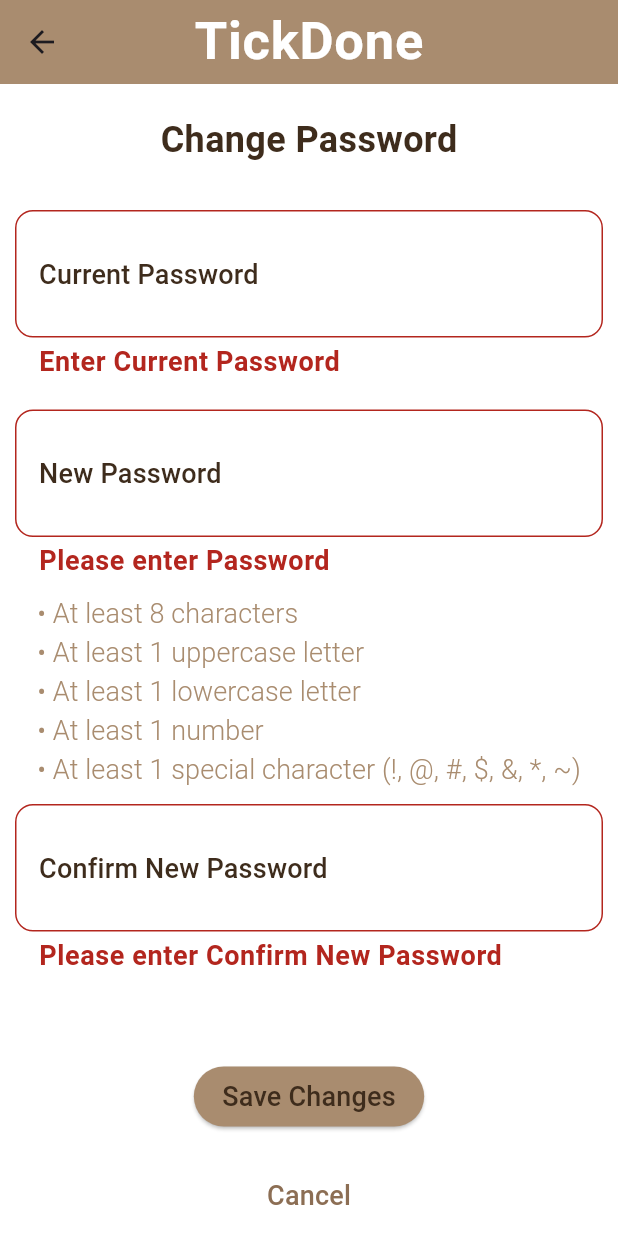
After one commit to NermenHamda77/TickDone, a Flutter app: the ChangePasswordScreen screen opened by its route, after a tap on "Save Changes", on a phone screen of 412 x 824 dp. The commit adds this screen. Run offline on Flutter 3.47's test engine with Material 3 defaults, Android fonts, the phone set to English and light mode, and no system bars; our stand-ins replace cloud_firestore, easy_date_timeline, firebase_auth, firebase_core, google_fonts, shared_preferences; accounts and stored records are empty; generated files the repository leaves out were written again; Roboto replaces fonts that are missing (Italiana).

Commit message:
Add change password to profile tab.

```diff
--- a/lib/firebase_utils/firebase_utils.dart
+++ b/lib/firebase_utils/firebase_utils.dart
@@ -49,6 +49,4 @@
     return querySnapshot.data();
 
   }
-
-
 }
--- a/lib/l10n/app_ar.arb
+++ b/lib/l10n/app_ar.arb
@@ -20,7 +20,7 @@
 "description": "الوصف",
 "date": "التاريخ",
 "home" : "الرئيسية",
-"save" : "حفظ",
+"save_changes" : "حفظ التغييرات",
 "appearance" : "المظهر",
 "profile" : "الملف الشخصي",
 "select_language" : "اختر اللغة",
@@ -45,7 +45,7 @@
 "password_rule_min_length": "8 أحرف على الأقل",
 "joined_on": "تاريخ الانضمام",
 "app_info": "معلومات التطبيق",
-"user_info": "معلومات المستخدم",
 "welcome_back": "مرحبا بعودتك",
-"total_tasks": "إجمالي المهام"
+"total_tasks": "إجمالي المهام",
+"change_password" : "تغيير كلمة المرور"
 }
--- a/lib/l10n/app_en.arb
+++ b/lib/l10n/app_en.arb
@@ -20,7 +20,7 @@
 "description" : "Description",
 "date" : "Date",
 "home" : "Home",
-"save" : "Save",
+"save_changes" : "Save Changes",
 "appearance" : "Appearance",
 "profile" : "Profile",
 "select_language" : "Select Language",
@@ -45,7 +45,7 @@
 "password_rule_min_length": "At least 8 characters",
 "joined_on": "Joined on",
 "app_info": "App Information",
-"user_info": "User Information",
 "welcome_back": "Welcome back",
-"total_tasks": "Total Tasks"
+"total_tasks": "Total Tasks",
+"change_password" : "Change Password"
 }
--- a/lib/main.dart
+++ b/lib/main.dart
@@ -8,6 +8,7 @@
 import 'package:tick_done_app/edit_task/edit_task_screen.dart';
 import 'package:tick_done_app/home/home_screen.dart';
 import 'package:tick_done_app/new_task/add_new_task_screen.dart';
+import 'package:tick_done_app/profile/change_password_screen.dart';
 import 'package:tick_done_app/providers/app_config_provider.dart';
 import 'package:tick_done_app/providers/auth_user_provider.dart';
 import 'package:tick_done_app/providers/tasks_provider.dart';
@@ -55,6 +56,8 @@
         EditTaskScreen.routeName: (context) => EditTaskScreen(),
         SignUpScreen.routeName: (context) => SignUpScreen(),
         LoginScreen.routeName: (context) => LoginScreen(),
+        ChangePasswordScreen.routeName: (context) => ChangePasswordScreen(),
+
       },
       themeMode: provider.appMode,
       darkTheme: MyTheme.darkTheme,
--- /dev/null
+++ b/lib/profile/change_password_screen.dart
@@ -0,0 +1,200 @@
+import 'package:firebase_auth/firebase_auth.dart';
+import 'package:flutter/material.dart';
+import 'package:flutter_gen/gen_l10n/app_localizations.dart';
+
+import '../authentication/build_password_rule.dart';
+import '../authentication/custom_text_form_field.dart';
+import '../dialog_utils/dialog_utils.dart';
+import '../theming/app_colors.dart';
+class ChangePasswordScreen extends StatefulWidget {
+  const ChangePasswordScreen({super.key});
+  static const String routeName = "change_password";
+
+  @override
+  State<ChangePasswordScreen> createState() => _ChangePasswordScreenState();
+}
+
+class _ChangePasswordScreenState extends State<ChangePasswordScreen> {
+
+  TextEditingController newPasswordController =
+  TextEditingController();
+
+  TextEditingController currentPasswordController =
+  TextEditingController();
+
+  TextEditingController confirmNewPasswordController =
+  TextEditingController();
+  var formKey = GlobalKey<FormState>();
+
+  @override
+  Widget build(BuildContext context) {
+    return Scaffold(
+      resizeToAvoidBottomInset: false,
+      appBar: AppBar(
+        title: Text(
+          "TickDone",
+          style: Theme.of(context).textTheme.bodyLarge,
+        ),
+      ),
+      body: Form(
+        key: formKey,
+        child: SingleChildScrollView(
+          child: Column(
+            children: [
+              Center(
+                child: Padding(
+                  padding: const EdgeInsets.all(20.0),
+                  child: Text(
+                    AppLocalizations.of(context)!.change_password,
+                    style: Theme.of(context).textTheme.bodyMedium,
+                  ),
+                ),
+              ),
+              CustomTextFormField(
+                label: "Current Password",
+                validator: (text) {
+                  if(text == null || text.trim().isEmpty){
+                    return "Enter Current Password";
+                  }
+                  return null;
+                },
+                controller: currentPasswordController,
+                obscureText: true,
+              ),
+
+
+              // new password
+              CustomTextFormField(
+                label: "New Password",
+                validator: (text) {
+                  if (text == null || text.trim().isEmpty) {
+                    return "Please enter Password";
+                  }
+                  final RegExp passwordRegEx = RegExp(
+                    r'^(?=.*[A-Z])(?=.*[a-z])(?=.*\d)(?=.*[!@#\$&*~]).{8,}$',
+                  );
+
+                  if (!passwordRegEx.hasMatch(text)) {
+                    return "Password is weak. Please try again.";
+                  }
+                  return null;
+                },
+                onChange: (text) {
+                  setState(() {});
+                },
+                controller: newPasswordController,
+                obscureText: true,
+              ),
+              Padding(
+                padding: const EdgeInsets.symmetric(horizontal: 18),
+                child: PasswordRulesWidget(
+                  password: newPasswordController.text,
+                ),
+              ),
+              CustomTextFormField(
+                label: "Confirm New Password",
+                validator: (text) {
+                  if (text == null || text.trim().isEmpty) {
+                    return "Please enter Confirm New Password";
+                  }
+                  if (text != newPasswordController.text) {
+                    return "Confirm New Password doesn't match with Password";
+                  }
+                  return null;
+                },
+                controller: confirmNewPasswordController,
+                obscureText: true,
+              ),
+
+              SizedBox(
+                height: 30,
+              ),
+              Padding(
+                padding: const EdgeInsets.all(18.0),
+                child: ElevatedButton(
+                  onPressed: () {
+                    saveChanges();
+                  },
+                  child: Text(
+                    AppLocalizations.of(context)!.save_changes,
+                    style: Theme.of(context).textTheme.titleMedium,
+                  ),
+                  style: ElevatedButton.styleFrom(
+                      backgroundColor: Theme.of(context).primaryColor),
+                ),
+              ),
+              TextButton(
+                onPressed: () {
+                  Navigator.pop(context);
+                },
+                child: Text(
+                  AppLocalizations.of(context)!.cancel,
+                  style: Theme.of(context)
+                      .textTheme
+                      .titleMedium
+                      ?.copyWith(color: AppColors.textButtonColor),
+                ),
+                style: ButtonStyle(
+                  overlayColor: MaterialStateProperty.all(
+                      AppColors.primaryLightColor.withOpacity(0.1)),
+                ),
+              ),
+            ],
+          ),
+        ),
+      ),
+    );
+  }
+
+  void saveChanges() async{
+    if (formKey.currentState?.validate() == true) {
+      // create account
+      DialogUtils.showLoading(context: context, message: "Loading...");
+      try {
+        final user = FirebaseAuth.instance.currentUser!;
+        final credential =
+        EmailAuthProvider.credential(
+          email: user.email!,
+          password: currentPasswordController.text,
+        );
+        print("re-authentication .......");
+        await user.reauthenticateWithCredential(credential);
+        print("re-authentication successfully");
+        await user.updatePassword(newPasswordController.text);
+
+        DialogUtils.hideLoading(context: context);
+        DialogUtils.showMessage(
+          context: context,
+          message: "Password updated successfully!",
+          icon: Icon(
+            Icons.check_circle_outline,
+            color: Colors.greenAccent,
+          ),
+          posActionName: "Ok",
+          posActionFn: (){
+            Navigator.pop(context);
+          },
+          title: "Success",
+        );
+      }on FirebaseAuthException catch (e){
+        /*ScaffoldMessenger.of(context).showSnackBar(
+            SnackBar(content: Text(e.message ?? "Error occurred"))
+        );*/
+        print("re-authentication failed");
+
+        DialogUtils.hideLoading(context: context);
+        DialogUtils.showMessage(
+          context: context,
+          message: e.message ?? "Error occurred",
+          icon: Icon(
+            Icons.error_outline_rounded,
+            color: Colors.red,
+          ),
+          posActionName: "Ok",
+          title: "Error",
+        );
+      }
+    }
+
+  }
+}
--- a/lib/profile/profile_tab.dart
+++ b/lib/profile/profile_tab.dart
@@ -2,6 +2,7 @@
 import 'package:intl/intl.dart';
 import 'package:provider/provider.dart';
 import 'package:tick_done_app/authentication/loginScreen.dart';
+import 'package:tick_done_app/profile/change_password_screen.dart';
 import 'package:tick_done_app/profile/widget/app_info_item.dart';
 import 'package:tick_done_app/profile/widget/language_bottom_sheet.dart';
 import 'package:tick_done_app/profile/widget/mode_bottom_sheet.dart';
@@ -37,10 +38,12 @@
             Row(children: [
               CircleAvatar(
                 radius: 30,
-                backgroundColor: AppColors.beigeColor,
+                backgroundColor: Theme.of(context).primaryColor,
                 child: Text(
                   getInitials(userProvider.currentUser!.name!),
-                  style: Theme.of(context).textTheme.bodyMedium,
+                  style: Theme.of(context).textTheme.bodyMedium?.copyWith(
+                    color: AppColors.lightBeigeColor
+                  ),
                 ),
               ),
               SizedBox(
@@ -70,6 +73,8 @@
             SizedBox(
               height: 16,
             ),
+
+
             // -----------------------Settings-----------------------------
 
             Divider(
@@ -122,6 +127,19 @@
               icon: Icons.brightness_6,
               onTap: showModeBottomSheet,
             ),
+
+
+            InkWell(
+              onTap: (){
+                Navigator.of(context).pushNamed(ChangePasswordScreen.routeName ,
+                    arguments: userProvider.currentUser);
+              },
+              child: AppInfoItem(
+                  title: AppLocalizations.of(context)!.change_password,
+                  value: "",
+                  icon: Icons.lock),
+            ),
+
 
             // -----------------------App Info-----------------------------
             Divider(
```
